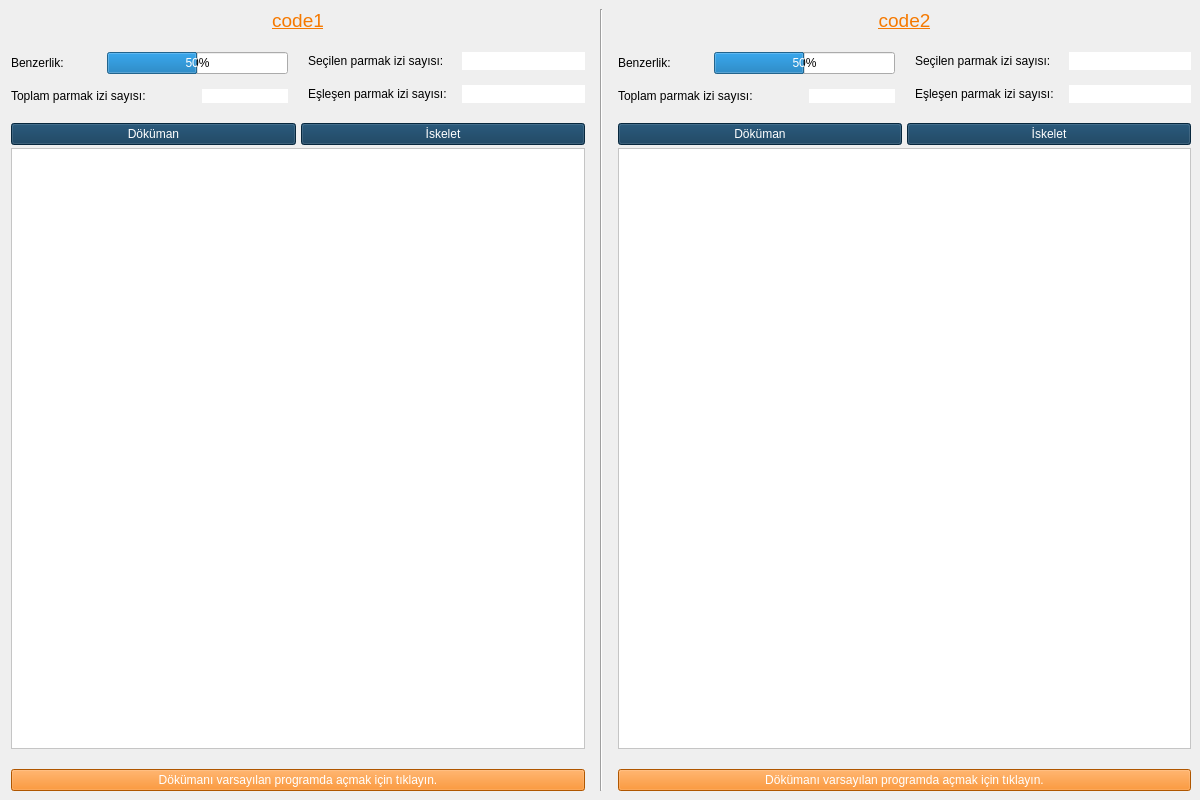
Above: QT Project/detailwindow.ui from arazosman/Code-Detective before the change. Below: the same form after it.
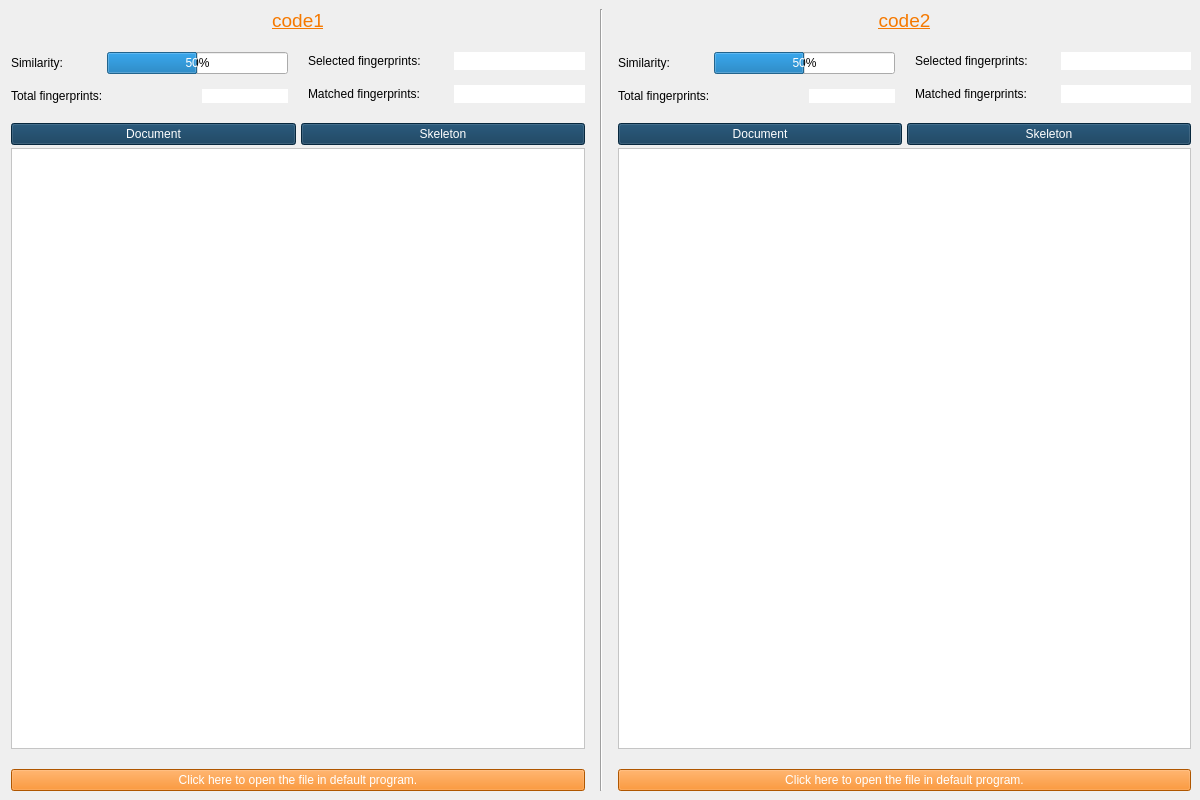
That is the form after the change. Icons and pictures are not drawn.

```diff
--- a/QT Project/detailwindow.ui
+++ b/QT Project/detailwindow.ui
@@ -95,14 +95,14 @@
            <item row="0" column="0">
             <widget class="QLabel" name="label_10">
              <property name="text">
-              <string>Benzerlik:</string>
+              <string>Similarity:</string>
              </property>
             </widget>
            </item>
            <item row="1" column="0" colspan="2">
             <widget class="QLabel" name="label_7">
              <property name="text">
-              <string>Toplam parmak izi sayısı:</string>
+              <string>Total fingerprints:</string>
              </property>
             </widget>
            </item>
@@ -149,7 +149,7 @@
            <item row="0" column="0">
             <widget class="QLabel" name="label_8">
              <property name="text">
-              <string>Seçilen parmak izi sayısı:</string>
+              <string>Selected fingerprints:</string>
              </property>
             </widget>
            </item>
@@ -179,7 +179,7 @@
            <item row="1" column="0">
             <widget class="QLabel" name="label_9">
              <property name="text">
-              <string>Eşleşen parmak izi sayısı:</string>
+              <string>Matched fingerprints:</string>
              </property>
             </widget>
            </item>
@@ -232,7 +232,7 @@
 }</string>
            </property>
            <property name="text">
-            <string>Döküman</string>
+            <string>Document</string>
            </property>
           </widget>
          </item>
@@ -246,7 +246,7 @@
 }</string>
            </property>
            <property name="text">
-            <string>İskelet</string>
+            <string>Skeleton</string>
            </property>
           </widget>
          </item>
@@ -375,7 +375,7 @@
 }</string>
        </property>
        <property name="text">
-        <string>Dökümanı varsayılan programda açmak için tıklayın.</string>
+        <string>Click here to open the file in default program.</string>
        </property>
       </widget>
      </item>
@@ -435,7 +435,7 @@
            <item row="0" column="0">
             <widget class="QLabel" name="label_11">
              <property name="text">
-              <string>Benzerlik:</string>
+              <string>Similarity:</string>
              </property>
             </widget>
            </item>
@@ -452,7 +452,7 @@
            <item row="1" column="0" colspan="2">
             <widget class="QLabel" name="label_12">
              <property name="text">
-              <string>Toplam parmak izi sayısı:</string>
+              <string>Total fingerprints:</string>
              </property>
             </widget>
            </item>
@@ -483,7 +483,7 @@
            <item row="0" column="0">
             <widget class="QLabel" name="label_13">
              <property name="text">
-              <string>Seçilen parmak izi sayısı:</string>
+              <string>Selected fingerprints:</string>
              </property>
             </widget>
            </item>
@@ -513,7 +513,7 @@
            <item row="1" column="0">
             <widget class="QLabel" name="label_14">
              <property name="text">
-              <string>Eşleşen parmak izi sayısı:</string>
+              <string>Matched fingerprints:</string>
              </property>
             </widget>
            </item>
@@ -566,7 +566,7 @@
 }</string>
            </property>
            <property name="text">
-            <string>Döküman</string>
+            <string>Document</string>
            </property>
           </widget>
          </item>
@@ -580,7 +580,7 @@
 }</string>
            </property>
            <property name="text">
-            <string>İskelet</string>
+            <string>Skeleton</string>
            </property>
           </widget>
          </item>
@@ -709,7 +709,7 @@
 }</string>
        </property>
        <property name="text">
-        <string>Dökümanı varsayılan programda açmak için tıklayın.</string>
+        <string>Click here to open the file in default program.</string>
        </property>
       </widget>
      </item>
```
